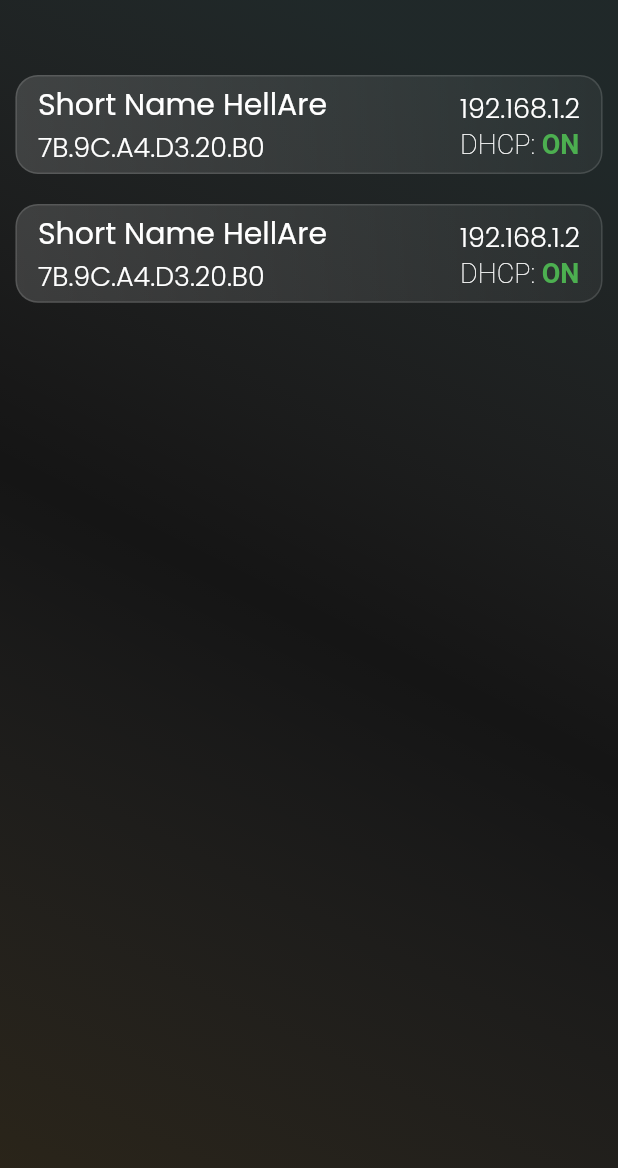
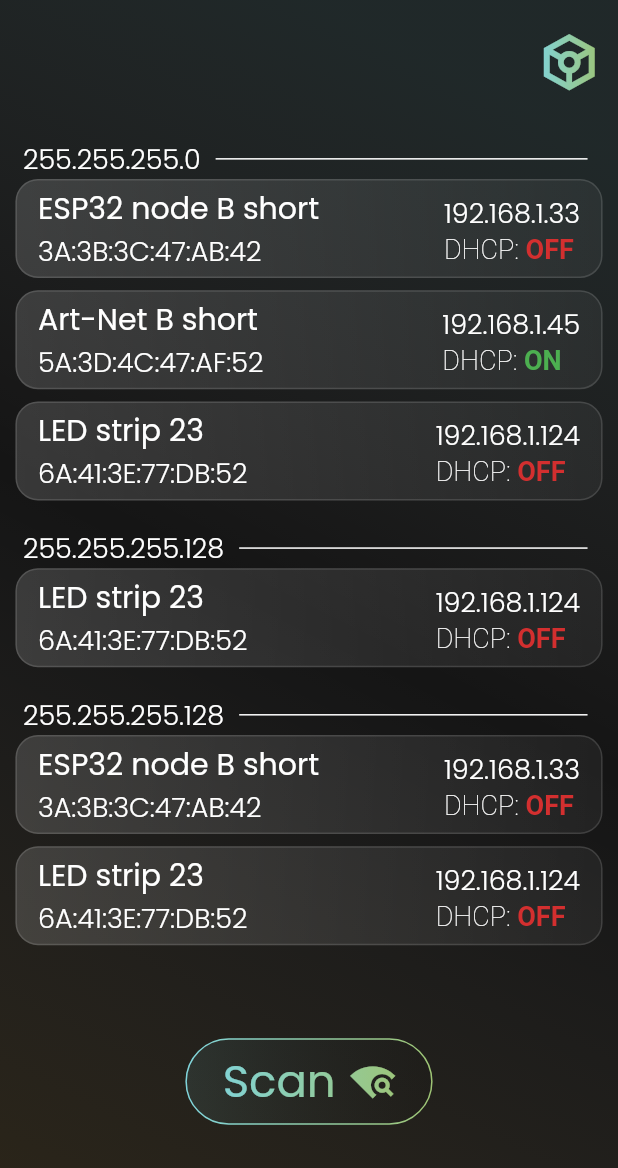
Before and after one commit to the1der/artnet_app, a Flutter app: the screen it shows after launch, on a phone screen of 412 x 824 dp. Shown: the top 1168 px of the screen. Run offline on Flutter 3.47's test engine with Material 2 defaults, Android fonts, the phone set to English and light mode, and no system bars; our stand-ins replace equatable, flutter_bloc, gradient_borders, simple_gradient_text.

Commit message:
UI version 1

```diff
--- a/lib/main.dart
+++ b/lib/main.dart
@@ -31,9 +31,9 @@ class MyApp extends StatelessWidget {
       title: 'Flutter Demo',
       debugShowCheckedModeBanner: false,
       theme: ThemeData(
-        primaryColor: const MaterialColor(primaryColorValue, colorSwatch),
+        // primaryColor: const MaterialColor(primaryColorValue, colorSwatch),
         colorScheme: ColorScheme.fromSeed(
-          seedColor: const Color(0xFF17f3ff),
+          seedColor: const Color(0xFF00deeb),
           brightness: Brightness.dark,
         ),
         fontFamily: "Poppins",
--- a/lib/models/node_info.dart
+++ b/lib/models/node_info.dart
@@ -1,12 +1,12 @@
 import 'dart:io';
 
-class Node {
+class ArtNetNode {
   InternetAddress nodeIp;
   InternetAddress? netMask;
   String longName, shortName, macAddress;
   bool dhcpEnabled, dhcpCapable;
 
-  Node({
+  ArtNetNode({
     required this.nodeIp,
     required this.longName,
     required this.shortName,
--- a/lib/screens/home/home_screen.dart
+++ b/lib/screens/home/home_screen.dart
@@ -1,25 +1,138 @@
+import 'dart:io';
+
+import 'package:artnet_app/models/node_info.dart';
+import 'package:artnet_app/screens/home/widgets/glass_box.dart';
 import 'package:artnet_app/screens/home/widgets/gradient_box.dart';
+import 'package:artnet_app/screens/home/widgets/netmask_separator.dart';
 import 'package:artnet_app/screens/home/widgets/node_box.dart';
 import 'package:flutter/material.dart';
+import 'package:simple_gradient_text/simple_gradient_text.dart';
 
 class HomeScreen extends StatelessWidget {
-  const HomeScreen({super.key});
+  HomeScreen({super.key});
 
+  ArtNetNode artNetNode1 = ArtNetNode(
+      nodeIp: InternetAddress("192.168.1.33"),
+      longName: "ESP32 node A long name",
+      shortName: "ESP32 node B short",
+      macAddress: "3A:3B:3C:47:AB:42",
+      dhcpCapable: false,
+      dhcpEnabled: false);
+
+  ArtNetNode artNetNode2 = ArtNetNode(
+      nodeIp: InternetAddress("192.168.1.45"),
+      longName: "Art-Net node long name",
+      shortName: "Art-Net B short",
+      macAddress: "5A:3D:4C:47:AF:52",
+      dhcpCapable: false,
+      dhcpEnabled: true);
+
+  ArtNetNode artNetNode3 = ArtNetNode(
+      nodeIp: InternetAddress("192.168.1.124"),
+      longName: "LED strip 23 ESP32 node",
+      shortName: "LED strip 23",
+      macAddress: "6A:41:3E:77:DB:52",
+      dhcpCapable: true,
+      dhcpEnabled: false);
   @override
   Widget build(BuildContext context) {
     return Scaffold(
         body: GradientBox(
       child: SafeArea(
         child: Column(
+          mainAxisAlignment: MainAxisAlignment.start,
+          crossAxisAlignment: CrossAxisAlignment.center,
           children: [
             SizedBox(
-              height: 50,
+              height: MediaQuery.of(context).size.height * 0.10,
+              child: Row(
+                mainAxisAlignment: MainAxisAlignment.end,
+                children: [
+                  ShaderMask(
+                    child: Icon(
+                      Icons.token_outlined,
+                      size: 45,
+                      color: Colors.white,
+                    ),
+                    shaderCallback: (Rect bounds) {
+                      return LinearGradient(
+                        begin: Alignment.centerLeft,
+                        end: Alignment.centerRight,
+                        colors: <Color>[
+                          Theme.of(context).colorScheme.primary,
+                          Color(0xFF9EC474),
+                        ],
+                      ).createShader(bounds);
+                    },
+                  ),
+                  SizedBox(
+                    width: 10,
+                  ),
+                ],
+              ),
             ),
-            NodeBox(),
             SizedBox(
-              height: 20,
+              height: MediaQuery.of(context).size.height * 0.7,
+              child: SingleChildScrollView(
+                child: Column(
+                  children: [
+                    NetMaskSeparator(
+                      netMask: InternetAddress("255.255.255.0"),
+                    ),
+                    NodeBox(artNetNode: artNetNode1),
+                    NodeBox(artNetNode: artNetNode2),
+                    NodeBox(artNetNode: artNetNode3),
+                    NetMaskSeparator(
+                      netMask: InternetAddress("255.255.255.128"),
+                    ),
+                    NodeBox(artNetNode: artNetNode3),
+                    NetMaskSeparator(
+                      netMask: InternetAddress("255.255.255.128"),
+                    ),
+                    NodeBox(artNetNode: artNetNode1),
+                    NodeBox(artNetNode: artNetNode3),
+                  ],
+                ),
+              ),
             ),
-            NodeBox(),
+            Container(
+              alignment: Alignment.center,
+              height: MediaQuery.of(context).size.height * 0.15,
+              child: GlassBoxTwo(
+                boxWidth: MediaQuery.of(context).size.width * 0.4,
+                boxHeight: MediaQuery.of(context).size.height * 0.07,
+                boxColor: Theme.of(context).colorScheme.primary,
+                child: ShaderMask(
+                  child: Row(
+                    mainAxisAlignment: MainAxisAlignment.spaceEvenly,
+                    children: const [
+                      Text(
+                        "Scan",
+                        style: TextStyle(
+                          // color: Theme.of(context).colorScheme.primary,
+                          fontSize: 30,
+                        ),
+                      ),
+                      Icon(
+                        Icons.wifi_find,
+                        size: 30,
+                        // color: Theme.of(context).colorScheme.primary,
+                      )
+                    ],
+                  ),
+                  shaderCallback: (Rect bounds) {
+                    return LinearGradient(
+                      begin: Alignment.centerLeft,
+                      end: Alignment.centerRight,
+                      colors: <Color>[
+                        Theme.of(context).colorScheme.primary,
+                        Color(0xFF9EC474),
+                      ],
+                    ).createShader(bounds);
+                  },
+                ),
+              ),
+            )
           ],
         ),
       ),
--- /dev/null
+++ b/lib/screens/home/widgets/glass_box.dart
@@ -0,0 +1,116 @@
+import 'dart:ui';
+import 'package:flutter/material.dart';
+import 'package:gradient_borders/gradient_borders.dart';
+
+class GlassBox extends StatelessWidget {
+  GlassBox({
+    super.key,
+    required this.child,
+    required this.boxHeight,
+    required this.boxWidth,
+    this.boxColor,
+  });
+  Color? boxColor;
+  Widget child;
+  double boxWidth, boxHeight;
+  @override
+  Widget build(BuildContext context) {
+    return Container(
+      width: boxWidth,
+      height: boxHeight,
+      color: Colors.transparent,
+      child: Stack(
+        alignment: Alignment.topCenter,
+        children: [
+          BackdropFilter(
+            filter: ImageFilter.blur(
+              sigmaX: 4,
+              sigmaY: 4,
+            ),
+          ),
+          Container(
+            width: boxWidth,
+            height: boxHeight,
+            decoration: BoxDecoration(
+              borderRadius: BorderRadius.circular(15),
+              border: Border.all(
+                color: Colors.white.withOpacity(0.13),
+              ),
+              gradient: LinearGradient(
+                colors: [
+                  boxColor?.withOpacity(0.15) ?? Colors.white.withOpacity(0.15),
+                  boxColor?.withOpacity(0.05) ?? Colors.white.withOpacity(0.05),
+                ],
+              ),
+            ),
+          ),
+          Container(
+            width: boxWidth,
+            height: boxHeight,
+            padding: const EdgeInsets.symmetric(horizontal: 15.0),
+            child: child,
+          )
+        ],
+      ),
+    );
+  }
+}
+
+class GlassBoxTwo extends StatelessWidget {
+  GlassBoxTwo({
+    super.key,
+    required this.child,
+    required this.boxHeight,
+    required this.boxWidth,
+    this.boxColor,
+  });
+  Color? boxColor;
+  Widget child;
+  double boxWidth, boxHeight;
+  @override
+  Widget build(BuildContext context) {
+    return Container(
+      width: boxWidth,
+      height: boxHeight,
+      color: Colors.transparent,
+      child: Stack(
+        alignment: Alignment.topCenter,
+        children: [
+          BackdropFilter(
+            filter: ImageFilter.blur(
+              sigmaX: 4,
+              sigmaY: 4,
+            ),
+          ),
+          Container(
+            width: boxWidth,
+            height: boxHeight,
+            decoration: BoxDecoration(
+              borderRadius: BorderRadius.circular(30),
+              border: GradientBoxBorder(
+                gradient: LinearGradient(
+                  colors: [
+                    Theme.of(context).colorScheme.primary,
+                    Color(0xFF9EC474),
+                  ],
+                ),
+              ),
+              gradient: LinearGradient(
+                colors: [
+                  boxColor?.withOpacity(0.1) ?? Colors.white.withOpacity(0.15),
+                  Colors.black.withOpacity(0.05),
+                ],
+              ),
+            ),
+          ),
+          Container(
+            width: boxWidth,
+            height: boxHeight,
+            padding: const EdgeInsets.symmetric(horizontal: 15.0),
+            child: child,
+          )
+        ],
+      ),
+    );
+  }
+}
--- a/lib/screens/home/widgets/gradient_box.dart
+++ b/lib/screens/home/widgets/gradient_box.dart
@@ -8,22 +8,9 @@ class GradientBox extends StatelessWidget {
   Widget child;
   @override
   Widget build(BuildContext context) {
-    return Container(
+    return SizedBox(
       height: double.infinity,
       width: double.infinity,
-      // decoration: BoxDecoration(
-      //   gradient: RadialGradient(
-      //     // center: Alignment.bottomLeft,
-      //     radius: 0.6,
-      //     // stops: const [0.1, 1],
-      //     focalRadius: 1,
-      //     focal: Alignment.bottomRight,
-      //     colors: [
-      //       Theme.of(context).colorScheme.primary.withOpacity(0.2),
-      //       const Color(0x00FFFFFF),
-      //     ],
-      //   ),
-      // ),
       child: Container(
         height: double.infinity,
         width: double.infinity,
--- /dev/null
+++ b/lib/screens/home/widgets/netmask_separator.dart
@@ -0,0 +1,43 @@
+import 'dart:io';
+
+import 'package:flutter/material.dart';
+import 'package:flutter/src/widgets/framework.dart';
+import 'package:flutter/src/widgets/placeholder.dart';
+
+class NetMaskSeparator extends StatelessWidget {
+  NetMaskSeparator({super.key, required this.netMask});
+  InternetAddress netMask;
+  @override
+  Widget build(BuildContext context) {
+    return SizedBox(
+      width: MediaQuery.of(context).size.width * 0.95,
+      child: Padding(
+        padding: const EdgeInsets.only(top: 10.0),
+        child: Row(
+          crossAxisAlignment: CrossAxisAlignment.center,
+          mainAxisAlignment: MainAxisAlignment.start,
+          children: [
+            SizedBox(
+              width: 5,
+            ),
+            Text(
+              netMask.address,
+              style: TextStyle(
+                fontSize: 18,
+                fontWeight: FontWeight.w100,
+              ),
+            ),
+            Expanded(
+                child: Padding(
+              padding: EdgeInsets.symmetric(horizontal: 10),
+              child: Container(
+                height: 1,
+                color: Colors.white,
+              ),
+            ))
+          ],
+        ),
+      ),
+    );
+  }
+}
--- a/lib/screens/home/widgets/node_box.dart
+++ b/lib/screens/home/widgets/node_box.dart
@@ -1,63 +1,35 @@
 import 'dart:ui';
-
+import 'package:artnet_app/models/node_info.dart';
+import 'package:artnet_app/screens/home/widgets/glass_box.dart';
 import 'package:flutter/material.dart';
-import 'package:flutter/src/widgets/framework.dart';
-import 'package:flutter/src/widgets/placeholder.dart';
 
 class NodeBox extends StatelessWidget {
-  const NodeBox({super.key});
-
+  ArtNetNode artNetNode;
+  NodeBox({super.key, required this.artNetNode});
   @override
   Widget build(BuildContext context) {
-    return Container(
-      width: MediaQuery.of(context).size.width * 0.95,
-      height: MediaQuery.of(context).size.height * 0.08,
-      color: Colors.transparent,
-      child: Stack(
-        alignment: Alignment.topCenter,
-        children: [
-          BackdropFilter(
-            filter: ImageFilter.blur(
-              sigmaX: 4,
-              sigmaY: 4,
-            ),
-          ),
-          Container(
-            width: MediaQuery.of(context).size.width * 0.95,
-            height: MediaQuery.of(context).size.height * 0.08,
-            decoration: BoxDecoration(
-              borderRadius: BorderRadius.circular(15),
-              border: Border.all(
-                color: Colors.white.withOpacity(0.13),
-              ),
-              gradient: LinearGradient(
-                colors: [
-                  Colors.white.withOpacity(0.15),
-                  Colors.white.withOpacity(0.05),
-                ],
-              ),
-            ),
-          ),
-          Container(
-            width: MediaQuery.of(context).size.width * 0.95,
-            height: MediaQuery.of(context).size.height * 0.08,
-            padding: const EdgeInsets.symmetric(horizontal: 15.0),
+    return Padding(
+      padding:
+          EdgeInsets.only(bottom: MediaQuery.of(context).size.height * 0.01),
+      child: GlassBox(
+        boxWidth: MediaQuery.of(context).size.width * 0.95,
+        boxHeight: MediaQuery.of(context).size.height * 0.08,
         child: Row(
           mainAxisAlignment: MainAxisAlignment.spaceBetween,
           children: [
             Column(
               mainAxisAlignment: MainAxisAlignment.center,
               crossAxisAlignment: CrossAxisAlignment.start,
-                  children: const [
+              children: [
                 Text(
-                      "Short Name HellAre",
-                      style: TextStyle(
+                  artNetNode.shortName,
+                  style: const TextStyle(
                     fontSize: 20,
                   ),
                 ),
                 Text(
-                      "7B.9C.A4.D3.20.B0",
-                      style: TextStyle(
+                  artNetNode.macAddress,
+                  style: const TextStyle(
                     fontWeight: FontWeight.w100,
                     fontSize: 18,
                   ),
@@ -68,22 +40,23 @@ class NodeBox extends StatelessWidget {
               mainAxisAlignment: MainAxisAlignment.center,
               crossAxisAlignment: CrossAxisAlignment.start,
               children: [
-                    const Text(
-                      "192.168.1.2",
-                      style: TextStyle(
+                Text(
+                  artNetNode.nodeIp.address,
+                  style: const TextStyle(
                     fontWeight: FontWeight.w100,
                     fontSize: 18,
                   ),
                 ),
                 RichText(
-                      text: const TextSpan(
+                  text: TextSpan(
                     text: "DHCP: ",
-                        style: TextStyle(
+                    style: const TextStyle(
                       fontWeight: FontWeight.w100,
                       fontSize: 18,
                     ),
                     children: [
-                          TextSpan(
+                      artNetNode.dhcpEnabled
+                          ? const TextSpan(
                               text: "ON",
                               style: TextStyle(
                                 fontWeight: FontWeight.w700,
@@ -91,18 +64,21 @@ class NodeBox extends StatelessWidget {
                                 color: Colors.green,
                               ),
                             )
+                          : TextSpan(
+                              text: "OFF",
+                              style: TextStyle(
+                                fontWeight: FontWeight.w700,
+                                fontSize: 18,
+                                color: Colors.red[700],
+                              ),
+                            ),
                     ],
                   ),
                 )
               ],
             ),
-                // SizedBox(
-                //   width: 10,
-                // )
           ],
         ),
-          )
-        ],
       ),
     );
   }
--- a/pubspec.yaml
+++ b/pubspec.yaml
@@ -39,6 +39,8 @@ dependencies:
   flutter_bloc: ^8.0.1
   equatable: ^2.0.5
   lottie: ^1.4.3
+  gradient_borders: ^1.0.0
+  simple_gradient_text: ^1.2.4
 
 dev_dependencies:
   flutter_test:
```
Also changed, not shown: pubspec.lock. Lines whose indentation alone changed are shown as unchanged.
